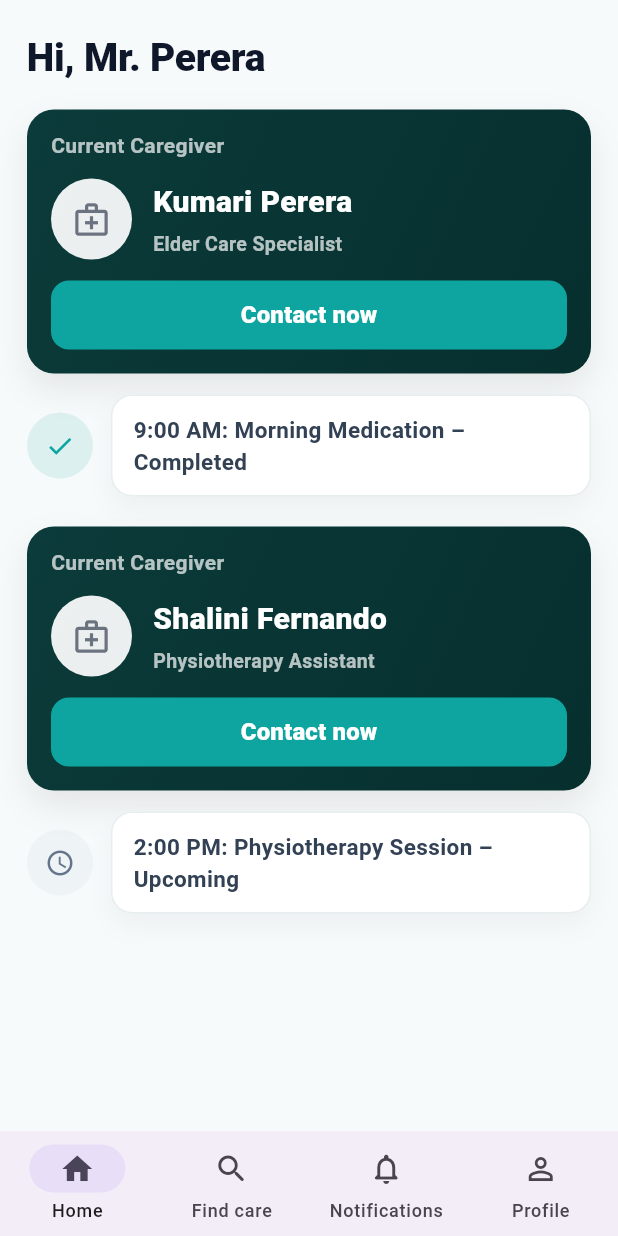
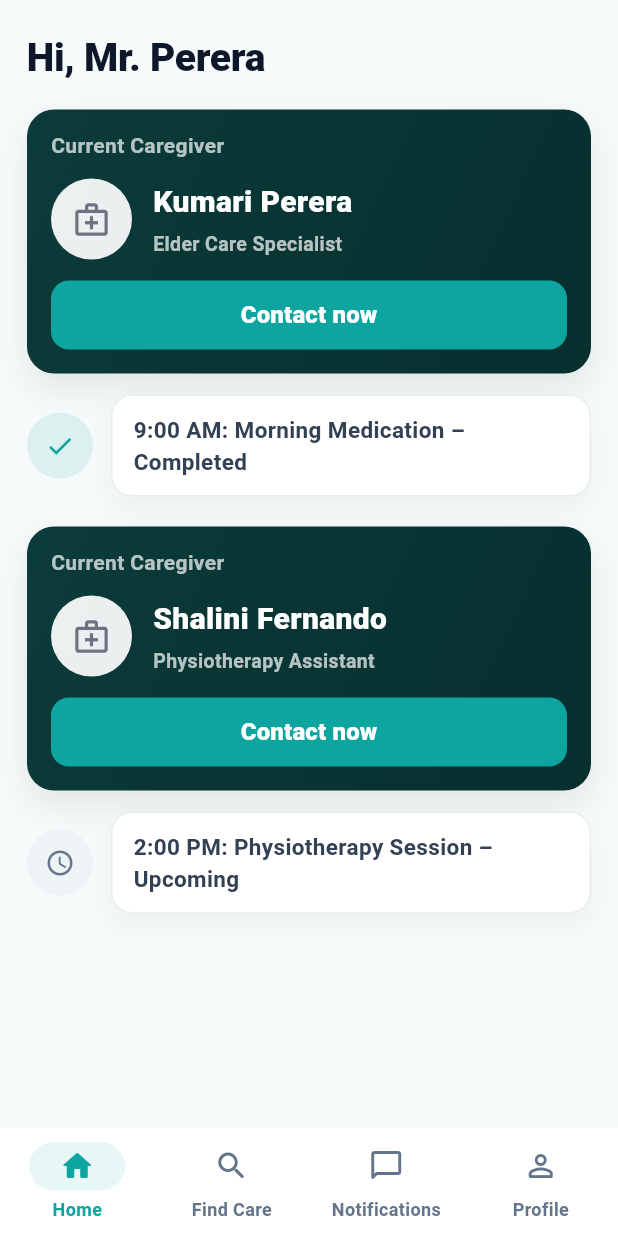
Before and after one commit to FateOrByDesign/CarenestApp, a Flutter app: the CareReceiverDashboardPage screen opened by its route, on a phone screen of 412 x 824 dp. Run offline on Flutter 3.47's test engine with Material 3 defaults, Android fonts, the phone set to English and light mode, and no system bars; our stand-ins replace google_fonts, shared_preferences; missing offline and left inert: carenest_mobile; accounts and stored records are empty.

Commit message:
change the colours of the navigation bar

```diff
--- a/Carenest_Frontend/carenest_mobile/lib/widgets/carereceiver_navigationbar_mobile.dart
+++ b/Carenest_Frontend/carenest_mobile/lib/widgets/carereceiver_navigationbar_mobile.dart
@@ -8,11 +8,15 @@ class CareReceiverNavigationBarMobile extends StatelessWidget {
     required this.currentIndex,
   });
 
+  static const _teal = Color(0xFF0EA5A0);
+  static const _tealPill = Color(0xFFE6F7F6); // light teal background
+  static const _grey = Color(0xFF64748B);
+
   void _go(BuildContext context, int index) {
     const routes = [
       '/patient/dashboard', // Home
       '/patient/request-caregiver', // Find care
-      '/patient/notifications', // Notifications
+      '/patient/notifications', // Notifications (or messages if you change)
       '/patient/profile', // Profile
     ];
 
@@ -25,32 +29,57 @@ class CareReceiverNavigationBarMobile extends StatelessWidget {
 
   @override
   Widget build(BuildContext context) {
-    return NavigationBar(
-      height: 70,
+    return NavigationBarTheme(
+      data: NavigationBarThemeData(
+        backgroundColor: Colors.white,
+        elevation: 0,
+        height: 72,
+
+        // The “pill” behind the selected icon (like your uploaded navbar)
+        indicatorColor: _tealPill,
+
+        // Icon colors
+        iconTheme: MaterialStateProperty.resolveWith<IconThemeData>((states) {
+          final selected = states.contains(MaterialState.selected);
+          return IconThemeData(color: selected ? _teal : _grey, size: 24);
+        }),
+
+        // Label text style + colors
+        labelTextStyle: MaterialStateProperty.resolveWith<TextStyle>((states) {
+          final selected = states.contains(MaterialState.selected);
+          return TextStyle(
+            fontSize: 12,
+            fontWeight: selected ? FontWeight.w700 : FontWeight.w600,
+            color: selected ? _teal : _grey,
+          );
+        }),
+      ),
+      child: NavigationBar(
         selectedIndex: currentIndex,
         onDestinationSelected: (i) => _go(context, i),
         destinations: const [
           NavigationDestination(
             icon: Icon(Icons.home_outlined),
-          selectedIcon: Icon(Icons.home),
+            selectedIcon: Icon(Icons.home_rounded),
             label: 'Home',
           ),
           NavigationDestination(
             icon: Icon(Icons.search_rounded),
-          selectedIcon: Icon(Icons.search),
-          label: 'Find care',
+            selectedIcon: Icon(Icons.search_rounded),
+            label: 'Find Care',
           ),
           NavigationDestination(
-          icon: Icon(Icons.notifications_none_rounded),
-          selectedIcon: Icon(Icons.notifications),
+            icon: Icon(Icons.chat_bubble_outline_rounded),
+            selectedIcon: Icon(Icons.chat_bubble_rounded),
             label: 'Notifications',
           ),
           NavigationDestination(
-          icon: Icon(Icons.person_outline),
-          selectedIcon: Icon(Icons.person),
+            icon: Icon(Icons.person_outline_rounded),
+            selectedIcon: Icon(Icons.person_rounded),
             label: 'Profile',
           ),
         ],
+      ),
     );
   }
 }
```
Also changed, not shown: Carenest_Frontend/carenest_mobile/lib/widgets/caregiver_navigationbar_mobile.dart (+29 -6 lines). Lines whose indentation alone changed are shown as unchanged.
